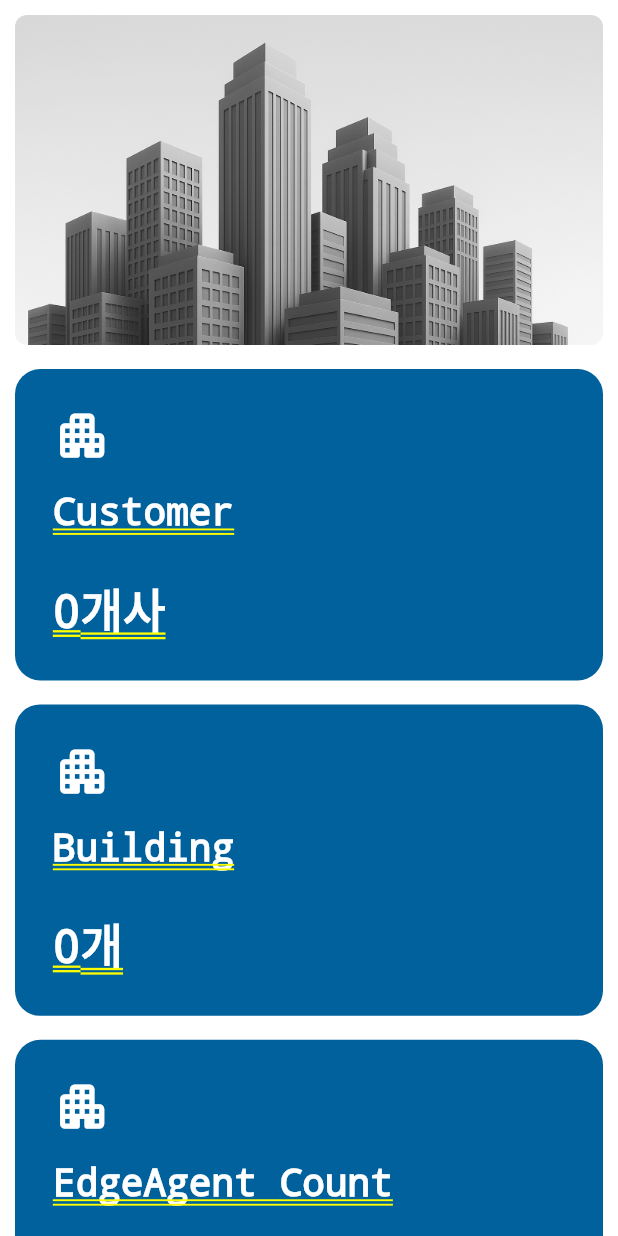
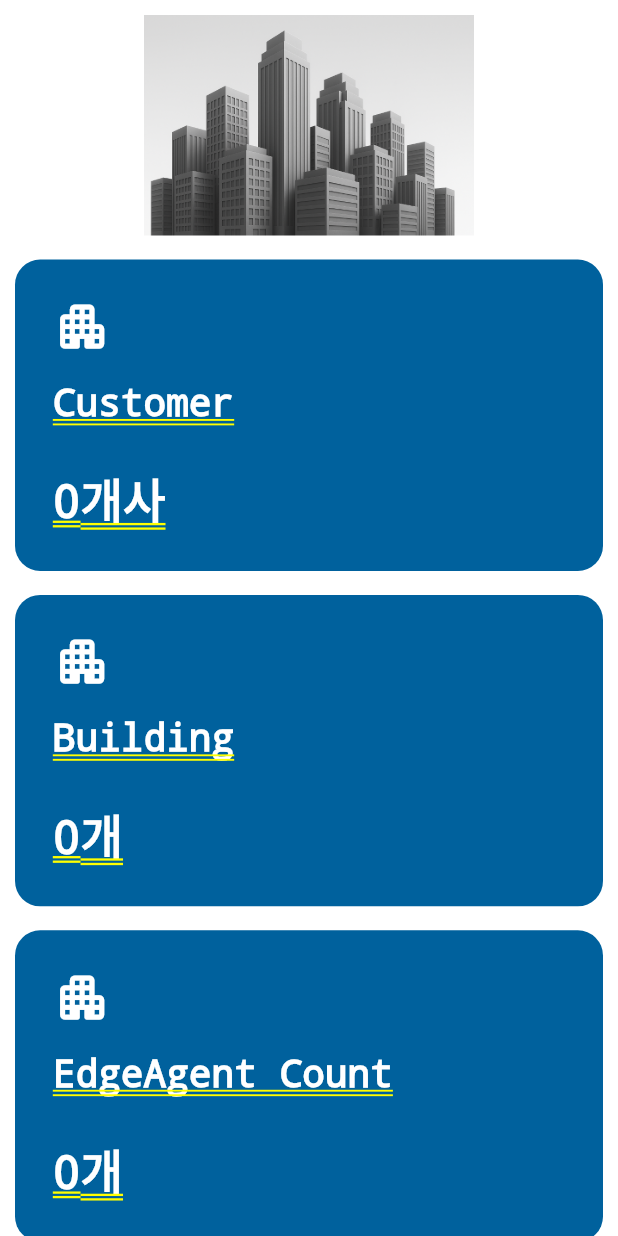
Before and after one commit to integratedsystemapp/isadmin-web, a Flutter app: the DashboardScreen screen opened by its route, on a phone screen of 412 x 824 dp. Run offline on Flutter 3.47's test engine with Material 3 defaults, Android fonts, the light colour scheme and no system bars; our stand-ins replace data_table_2, dio, file_picker, get, get_storage, web; missing offline and left inert: dart:html; accounts and stored records are empty; network calls fail.

Commit message:
deploy: 2026-06-18 15:18 Modify Updateuser

```diff
--- a/lib/app/modules/alert_send_history/altert_send_history_screen.dart
+++ b/lib/app/modules/alert_send_history/altert_send_history_screen.dart
@@ -29,9 +29,9 @@ class AlertSendHistoryScreen extends StatelessWidget {
         title: Row(
           children: [
             SizedBox(width: 10),
-            Text('Send History', style: TextStyle(color: Colors.black)),
+            // Text('Send History', style: TextStyle(color: Colors.black)),
 
-            const Spacer(),
+            // const Spacer(),
             IconButton(
               tooltip: 'Refresh',
               onPressed: () => controller.refreshAll(),
--- a/lib/app/modules/building/building_screen.dart
+++ b/lib/app/modules/building/building_screen.dart
@@ -25,9 +25,9 @@ class BuildingScreen extends StatelessWidget {
         title: Row(
           children: [
             SizedBox(width: 10),
-            Text('Building Management', style: TextStyle(color: Colors.black)),
+            // Text('Building Management', style: TextStyle(color: Colors.black)),
 
-            const Spacer(),
+            // const Spacer(),
 
             // 등록
             ElevatedButton(
--- a/lib/app/modules/customer/customer_screen.dart
+++ b/lib/app/modules/customer/customer_screen.dart
@@ -27,8 +27,8 @@ class CustomerScreen extends StatelessWidget {
         title: Row(
           children: [
             SizedBox(width: 10),
-            Text('고객사 관리', style: TextStyle(color: Colors.black)),
-            const Spacer(),
+            // Text('Customer Management', style: TextStyle(color: Colors.black)),
+            // const Spacer(),
             // 등록
             ElevatedButton(
               onPressed: () async {
--- a/lib/app/modules/dashboard/dashboard_screen.dart
+++ b/lib/app/modules/dashboard/dashboard_screen.dart
@@ -24,8 +24,20 @@ class DashboardScreen extends GetView<DashboardController> {
                   child: Column(
                     crossAxisAlignment: CrossAxisAlignment.stretch,
                     children: [
-                      // AspectRatio(
-                      //   aspectRatio: 16 / 6,
+                      AspectRatio(
+                        aspectRatio: 16 / 6,
+                        child: ClipRRect(
+                          borderRadius: BorderRadius.circular(8),
+                          child: Image.asset(
+                            'assets/images/dashboard_banner.png',
+                            fit: BoxFit.contain,
+                            alignment: Alignment.topCenter,
+                          ),
+                        ),
+                      ),
+
+                      // SizedBox(
+                      //   height: 220, // ✅ 높이 직접 제어
                       //   child: ClipRRect(
                       //     borderRadius: BorderRadius.circular(8),
                       //     child: Image.asset(
@@ -35,18 +47,6 @@ class DashboardScreen extends GetView<DashboardController> {
                       //     ),
                       //   ),
                       // ),
-                      SizedBox(
-                        height: 220, // ✅ 높이 직접 제어
-                        child: ClipRRect(
-                          borderRadius: BorderRadius.circular(8),
-                          child: Image.asset(
-                            'assets/images/dashboard_banner.png',
-                            fit: BoxFit.cover,
-                            alignment: Alignment.topCenter,
-                          ),
-                        ),
-                      ),
-
                       const SizedBox(height: 16),
 
                       // 카드 그리드
--- a/lib/app/modules/edge/edge_screen.dart
+++ b/lib/app/modules/edge/edge_screen.dart
@@ -26,9 +26,9 @@ class EdgeScreen extends StatelessWidget {
         title: Row(
           children: [
             SizedBox(width: 10),
-            Text('AgentEdge Management', style: TextStyle(color: Colors.black)),
+            // Text('AgentEdge Management', style: TextStyle(color: Colors.black)),
 
-            const Spacer(),
+            // const Spacer(),
 
             // 등록
             ElevatedButton(
--- a/lib/app/modules/user/user_screen.dart
+++ b/lib/app/modules/user/user_screen.dart
@@ -38,9 +38,9 @@ class UserScreen extends StatelessWidget {
         title: Row(
           children: [
             SizedBox(width: 10),
-            Text('User Management', style: TextStyle(color: Colors.black)),
+            // Text('User Management', style: TextStyle(color: Colors.black)),
 
-            const Spacer(),
+            // const Spacer(),
             // 수정
             ElevatedButton(
               onPressed: () async {
```
